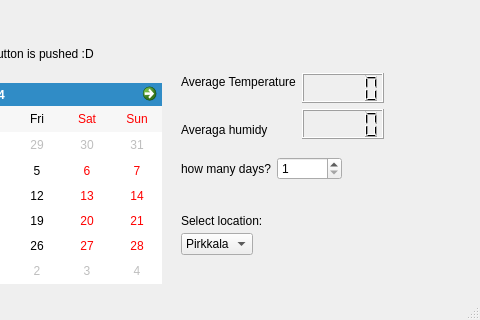
Qt form weather_power_app/mainwindow.ui (Teemumokkonen/comp-se-110-software-design) before a commit; both pictures show x 849 to 1329 and y 526 to 846 of the 1329 by 846 pixel window.
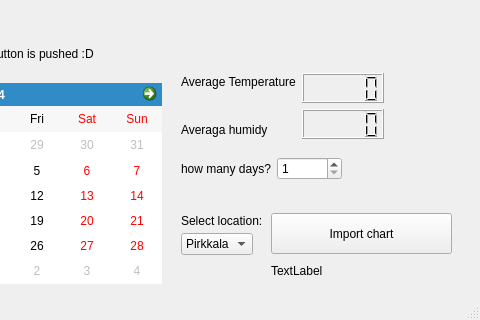
The same form after that commit.

Diff of the .ui file:
```diff
--- a/weather_power_app/mainwindow.ui
+++ b/weather_power_app/mainwindow.ui
@@ -371,6 +371,32 @@
      </sizepolicy>
     </property>
    </widget>
+   <widget class="QPushButton" name="pushButton">
+    <property name="geometry">
+     <rect>
+      <x>1120</x>
+      <y>720</y>
+      <width>181</width>
+      <height>41</height>
+     </rect>
+    </property>
+    <property name="text">
+     <string>Import chart</string>
+    </property>
+   </widget>
+   <widget class="QLabel" name="save_label">
+    <property name="geometry">
+     <rect>
+      <x>1120</x>
+      <y>770</y>
+      <width>171</width>
+      <height>16</height>
+     </rect>
+    </property>
+    <property name="text">
+     <string>TextLabel</string>
+    </property>
+   </widget>
   </widget>
   <widget class="QMenuBar" name="menubar">
    <property name="geometry">
```
Left out of the diff: 2 changed lines with no effect on the pictures.
